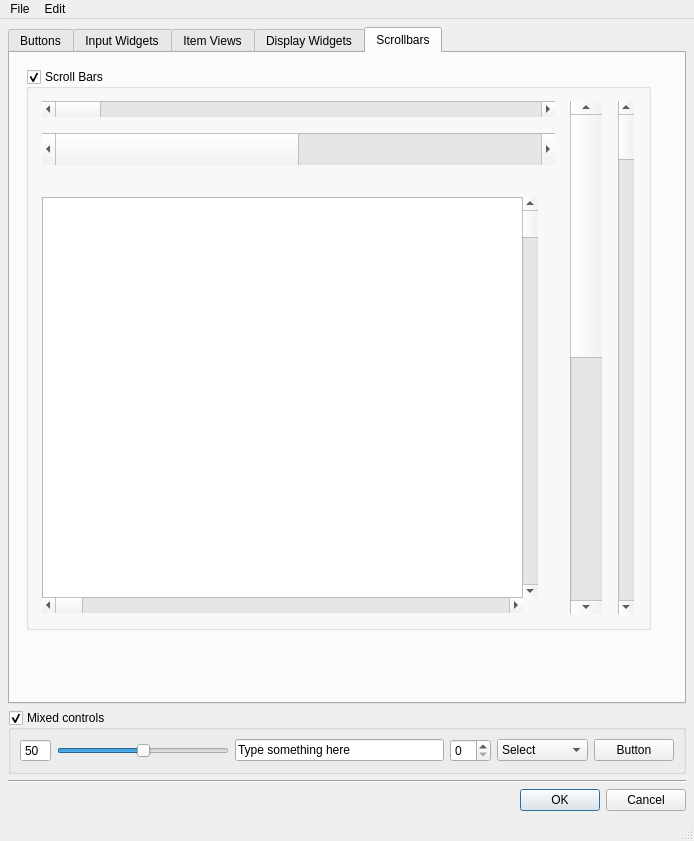
This is style_ui.ui in mjbonnington/uistyle as Qt 5 draws it before an edit. The edited form follows.
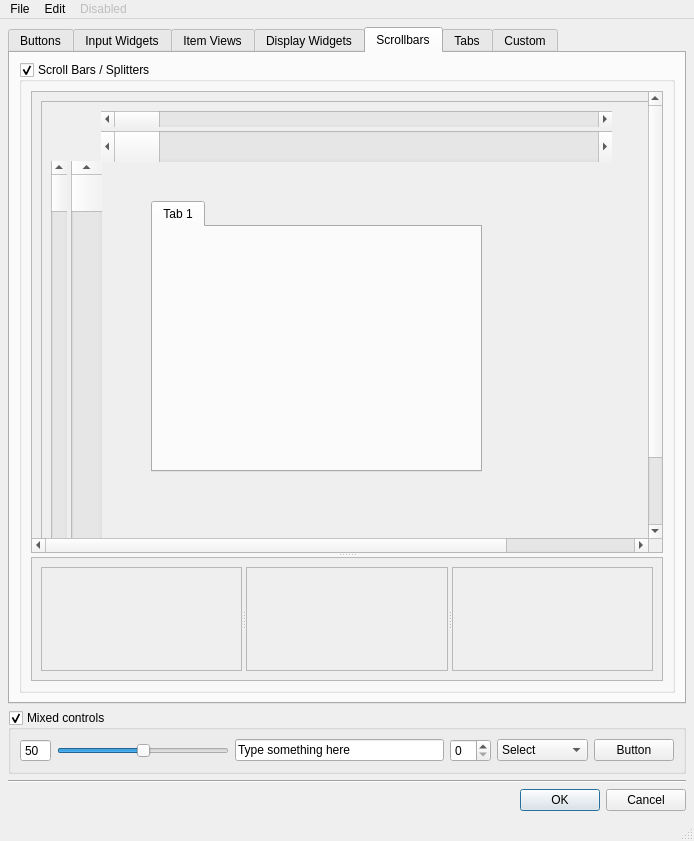
This is the edited form. The open tabs and pages were chosen to show the change.

Commit message: Added styles for different tab bar orientations.

Diff of the .ui file:
```diff
--- a/style_ui.ui
+++ b/style_ui.ui
@@ -1780,122 +1780,521 @@
        <attribute name="title">
         <string>Scrollbars</string>
        </attribute>
-       <widget class="QGroupBox" name="groupBox_8">
-        <property name="geometry">
-         <rect>
-          <x>16</x>
-          <y>16</y>
-          <width>625</width>
-          <height>561</height>
-         </rect>
-        </property>
-        <property name="title">
-         <string>Scroll Bars</string>
-        </property>
-        <property name="checkable">
-         <bool>true</bool>
-        </property>
-        <widget class="QScrollBar" name="horizontalScrollBar_3">
-         <property name="geometry">
-          <rect>
-           <x>16</x>
-           <y>64</y>
-           <width>513</width>
-           <height>32</height>
-          </rect>
-         </property>
-         <property name="maximum">
-          <number>10</number>
-         </property>
-         <property name="orientation">
-          <enum>Qt::Horizontal</enum>
-         </property>
-        </widget>
-        <widget class="QScrollBar" name="horizontalScrollBar_2">
-         <property name="geometry">
-          <rect>
-           <x>16</x>
-           <y>32</y>
-           <width>513</width>
-           <height>16</height>
-          </rect>
-         </property>
-         <property name="orientation">
-          <enum>Qt::Horizontal</enum>
-         </property>
-        </widget>
-        <widget class="QScrollBar" name="verticalScrollBar_3">
-         <property name="geometry">
-          <rect>
-           <x>544</x>
-           <y>32</y>
-           <width>32</width>
-           <height>513</height>
-          </rect>
-         </property>
-         <property name="maximum">
-          <number>10</number>
-         </property>
-         <property name="orientation">
-          <enum>Qt::Vertical</enum>
-         </property>
-        </widget>
-        <widget class="QScrollBar" name="verticalScrollBar_2">
-         <property name="geometry">
-          <rect>
-           <x>592</x>
-           <y>32</y>
-           <width>16</width>
-           <height>513</height>
-          </rect>
-         </property>
-         <property name="orientation">
-          <enum>Qt::Vertical</enum>
-         </property>
-        </widget>
-        <widget class="QTextBrowser" name="textBrowser_2">
-         <property name="geometry">
-          <rect>
-           <x>16</x>
-           <y>128</y>
-           <width>481</width>
-           <height>401</height>
-          </rect>
-         </property>
-        </widget>
-        <widget class="QScrollBar" name="verticalScrollBar">
-         <property name="geometry">
-          <rect>
-           <x>496</x>
-           <y>128</y>
-           <width>16</width>
-           <height>401</height>
-          </rect>
-         </property>
-         <property name="maximum">
-          <number>400</number>
-         </property>
-         <property name="orientation">
-          <enum>Qt::Vertical</enum>
-         </property>
-        </widget>
-        <widget class="QScrollBar" name="horizontalScrollBar">
-         <property name="geometry">
-          <rect>
-           <x>16</x>
-           <y>528</y>
-           <width>481</width>
-           <height>16</height>
-          </rect>
-         </property>
-         <property name="maximum">
-          <number>400</number>
-         </property>
-         <property name="orientation">
-          <enum>Qt::Horizontal</enum>
-         </property>
-        </widget>
-       </widget>
+       <layout class="QVBoxLayout" name="verticalLayout_14">
+        <item>
+         <widget class="QGroupBox" name="groupBox_8">
+          <property name="title">
+           <string>Scroll Bars / Splitters</string>
+          </property>
+          <property name="checkable">
+           <bool>true</bool>
+          </property>
+          <layout class="QVBoxLayout" name="verticalLayout_15">
+           <item>
+            <widget class="QSplitter" name="splitter">
+             <property name="orientation">
+              <enum>Qt::Vertical</enum>
+             </property>
+             <widget class="QScrollArea" name="scrollArea">
+              <property name="widgetResizable">
+               <bool>true</bool>
+              </property>
+              <widget class="QWidget" name="scrollAreaWidgetContents">
+               <property name="geometry">
+                <rect>
+                 <x>0</x>
+                 <y>0</y>
+                 <width>786</width>
+                 <height>530</height>
+                </rect>
+               </property>
+               <layout class="QVBoxLayout" name="verticalLayout_16">
+                <item>
+                 <widget class="QFrame" name="frame_5">
+                  <property name="sizePolicy">
+                   <sizepolicy hsizetype="Fixed" vsizetype="Fixed">
+                    <horstretch>0</horstretch>
+                    <verstretch>0</verstretch>
+                   </sizepolicy>
+                  </property>
+                  <property name="minimumSize">
+                   <size>
+                    <width>768</width>
+                    <height>512</height>
+                   </size>
+                  </property>
+                  <property name="frameShape">
+                   <enum>QFrame::StyledPanel</enum>
+                  </property>
+                  <property name="frameShadow">
+                   <enum>QFrame::Raised</enum>
+                  </property>
+                  <widget class="QScrollBar" name="horizontalScrollBar">
+                   <property name="geometry">
+                    <rect>
+                     <x>60</x>
+                     <y>10</y>
+                     <width>511</width>
+                     <height>16</height>
+                    </rect>
+                   </property>
+                   <property name="orientation">
+                    <enum>Qt::Horizontal</enum>
+                   </property>
+                  </widget>
+                  <widget class="QScrollBar" name="horizontalScrollBar_2">
+                   <property name="geometry">
+                    <rect>
+                     <x>60</x>
+                     <y>30</y>
+                     <width>511</width>
+                     <height>31</height>
+                    </rect>
+                   </property>
+                   <property name="orientation">
+                    <enum>Qt::Horizontal</enum>
+                   </property>
+                  </widget>
+                  <widget class="QScrollBar" name="verticalScrollBar">
+                   <property name="geometry">
+                    <rect>
+                     <x>10</x>
+                     <y>60</y>
+                     <width>16</width>
+                     <height>431</height>
+                    </rect>
+                   </property>
+                   <property name="orientation">
+                    <enum>Qt::Vertical</enum>
+                   </property>
+                  </widget>
+                  <widget class="QScrollBar" name="verticalScrollBar_2">
+                   <property name="geometry">
+                    <rect>
+                     <x>30</x>
+                     <y>60</y>
+                     <width>31</width>
+                     <height>431</height>
+                    </rect>
+                   </property>
+                   <property name="orientation">
+                    <enum>Qt::Vertical</enum>
+                   </property>
+                  </widget>
+                  <widget class="QTabWidget" name="tabWidget_6">
+                   <property name="geometry">
+                    <rect>
+                     <x>110</x>
+                     <y>100</y>
+                     <width>331</width>
+                     <height>271</height>
+                    </rect>
+                   </property>
+                   <property name="currentIndex">
+                    <number>0</number>
+                   </property>
+                   <widget class="QWidget" name="tab_27">
+                    <attribute name="title">
+                     <string>Tab 1</string>
+                    </attribute>
+                   </widget>
+                  </widget>
+                 </widget>
+                </item>
+               </layout>
+              </widget>
+             </widget>
+             <widget class="QScrollArea" name="scrollArea_2">
+              <property name="widgetResizable">
+               <bool>true</bool>
+              </property>
+              <widget class="QWidget" name="scrollAreaWidgetContents_2">
+               <property name="geometry">
+                <rect>
+                 <x>0</x>
+                 <y>0</y>
+                 <width>598</width>
+                 <height>89</height>
+                </rect>
+               </property>
+               <layout class="QHBoxLayout" name="horizontalLayout_10">
+                <item>
+                 <widget class="QSplitter" name="splitter_2">
+                  <property name="orientation">
+                   <enum>Qt::Horizontal</enum>
+                  </property>
+                  <widget class="QScrollArea" name="scrollArea_3">
+                   <property name="widgetResizable">
+                    <bool>true</bool>
+                   </property>
+                   <widget class="QWidget" name="scrollAreaWidgetContents_3">
+                    <property name="geometry">
+                     <rect>
+                      <x>0</x>
+                      <y>0</y>
+                      <width>188</width>
+                      <height>69</height>
+                     </rect>
+                    </property>
+                   </widget>
+                  </widget>
+                  <widget class="QScrollArea" name="scrollArea_4">
+                   <property name="widgetResizable">
+                    <bool>true</bool>
+                   </property>
+                   <widget class="QWidget" name="scrollAreaWidgetContents_4">
+                    <property name="geometry">
+                     <rect>
+                      <x>0</x>
+                      <y>0</y>
+                      <width>188</width>
+                      <height>69</height>
+                     </rect>
+                    </property>
+                   </widget>
+                  </widget>
+                  <widget class="QScrollArea" name="scrollArea_5">
+                   <property name="widgetResizable">
+                    <bool>true</bool>
+                   </property>
+                   <widget class="QWidget" name="scrollAreaWidgetContents_5">
+                    <property name="geometry">
+                     <rect>
+                      <x>0</x>
+                      <y>0</y>
+                      <width>188</width>
+                      <height>69</height>
+                     </rect>
+                    </property>
+                   </widget>
+                  </widget>
+                 </widget>
+                </item>
+               </layout>
+              </widget>
+             </widget>
+            </widget>
+           </item>
+          </layout>
+         </widget>
+        </item>
+       </layout>
+      </widget>
+      <widget class="QWidget" name="tab_6">
+       <attribute name="title">
+        <string>Tabs</string>
+       </attribute>
+       <layout class="QGridLayout" name="gridLayout_2">
+        <item row="1" column="0">
+         <widget class="QGroupBox" name="groupBox_13">
+          <property name="title">
+           <string>Tab layouts</string>
+          </property>
+          <property name="checkable">
+           <bool>true</bool>
+          </property>
+          <layout class="QVBoxLayout" name="verticalLayout_17">
+           <item>
+            <widget class="QSplitter" name="splitter_3">
+             <property name="orientation">
+              <enum>Qt::Vertical</enum>
+             </property>
+             <widget class="QFrame" name="frame_6">
+              <property name="frameShape">
+               <enum>QFrame::NoFrame</enum>
+              </property>
+              <property name="frameShadow">
+               <enum>QFrame::Plain</enum>
+              </property>
+              <property name="lineWidth">
+               <number>0</number>
+              </property>
+              <layout class="QHBoxLayout" name="horizontalLayout_11">
+               <property name="leftMargin">
+                <number>0</number>
+               </property>
+               <property name="topMargin">
+                <number>0</number>
+               </property>
+               <property name="rightMargin">
+                <number>0</number>
+               </property>
+               <property name="bottomMargin">
+                <number>0</number>
+               </property>
+               <item>
+                <widget class="QTabWidget" name="tabWidget_2">
+                 <property name="statusTip">
+                  <string>Tab widget with west orientation</string>
+                 </property>
+                 <property name="tabPosition">
+                  <enum>QTabWidget::West</enum>
+                 </property>
+                 <property name="currentIndex">
+                  <number>0</number>
+                 </property>
+                 <widget class="QWidget" name="tab_7">
+                  <attribute name="title">
+                   <string>Tab 1</string>
+                  </attribute>
+                  <layout class="QVBoxLayout" name="verticalLayout_18">
+                   <item>
+                    <widget class="QLabel" name="label_2">
+                     <property name="text">
+                      <string>West</string>
+                     </property>
+                     <property name="alignment">
+                      <set>Qt::AlignLeading|Qt::AlignLeft|Qt::AlignTop</set>
+                     </property>
+                    </widget>
+                   </item>
+                  </layout>
+                 </widget>
+                 <widget class="QWidget" name="tab_8">
+                  <attribute name="title">
+                   <string>Tab 2</string>
+                  </attribute>
+                 </widget>
+                 <widget class="QWidget" name="tab_9">
+                  <attribute name="title">
+                   <string>Tab 3</string>
+                  </attribute>
+                 </widget>
+                 <widget class="QWidget" name="tab_10">
+                  <attribute name="title">
+                   <string>Tab 4</string>
+                  </attribute>
+                 </widget>
+                 <widget class="QWidget" name="tab_11">
+                  <attribute name="title">
+                   <string>Tab 5</string>
+                  </attribute>
+                 </widget>
+                </widget>
+               </item>
+               <item>
+                <widget class="QTabWidget" name="tabWidget_3">
+                 <property name="statusTip">
+                  <string>Tab widget with east orientation</string>
+                 </property>
+                 <property name="tabPosition">
+                  <enum>QTabWidget::East</enum>
+                 </property>
+                 <property name="currentIndex">
+                  <number>0</number>
+                 </property>
+                 <widget class="QWidget" name="tab_12">
+                  <attribute name="title">
+                   <string>Tab 1</string>
+                  </attribute>
+                  <layout class="QVBoxLayout" name="verticalLayout_19">
+                   <item>
+                    <widget class="QLabel" name="label">
+                     <property name="text">
+                      <string>East</string>
+                     </property>
+                     <property name="alignment">
+                      <set>Qt::AlignRight|Qt::AlignTop|Qt::AlignTrailing</set>
+                     </property>
+                    </widget>
+                   </item>
+                  </layout>
+                 </widget>
+                 <widget class="QWidget" name="tab_13">
+                  <attribute name="title">
+                   <string>Tab 2</string>
+                  </attribute>
+                 </widget>
+                 <widget class="QWidget" name="tab_14">
+                  <attribute name="title">
+                   <string>Tab 3</string>
+                  </attribute>
+                 </widget>
+                 <widget class="QWidget" name="tab_15">
+                  <attribute name="title">
+                   <string>Tab 4</string>
+                  </attribute>
+                 </widget>
+                 <widget class="QWidget" name="tab_16">
+                  <attribute name="title">
+                   <string>Tab 5</string>
+                  </attribute>
+                 </widget>
+                </widget>
+               </item>
+              </layout>
+             </widget>
+             <widget class="QFrame" name="frame_7">
+              <property name="frameShape">
+               <enum>QFrame::NoFrame</enum>
+              </property>
+              <property name="frameShadow">
+               <enum>QFrame::Plain</enum>
+              </property>
+              <property name="lineWidth">
+               <number>0</number>
+              </property>
+              <layout class="QHBoxLayout" name="horizontalLayout_12">
+               <property name="leftMargin">
+                <number>0</number>
+               </property>
+               <property name="topMargin">
+                <number>0</number>
+               </property>
+               <property name="rightMargin">
+                <number>0</number>
+               </property>
+               <property name="bottomMargin">
+                <number>0</number>
+               </property>
+               <item>
+                <widget class="QSplitter" name="splitter_4">
+                 <property name="orientation">
+                  <enum>Qt::Horizontal</enum>
+                 </property>
+                 <widget class="QTabWidget" name="tabWidget_4">
+                  <property name="statusTip">
+                   <string>Tab widget with south orientation</string>
+                  </property>
+                  <property name="tabPosition">
+                   <enum>QTabWidget::South</enum>
+                  </property>
+                  <property name="currentIndex">
+                   <number>0</number>
+                  </property>
+                  <widget class="QWidget" name="tab_17">
+                   <attribute name="title">
+                    <string>Tab 1</string>
+                   </attribute>
+                   <layout class="QVBoxLayout" name="verticalLayout_20">
+                    <item>
+                     <widget class="QLabel" name="label_3">
+                      <property name="text">
+                       <string>South</string>
+                      </property>
+                      <property name="alignment">
+                       <set>Qt::AlignBottom|Qt::AlignLeading|Qt::AlignLeft</set>
+                      </property>
+                     </widget>
+                    </item>
+                   </layout>
+                  </widget>
+                  <widget class="QWidget" name="tab_18">
+                   <attribute name="title">
+                    <string>Tab 2</string>
+                   </attribute>
+                  </widget>
+                  <widget class="QWidget" name="tab_19">
+                   <attribute name="title">
+                    <string>Tab 3</string>
+                   </attribute>
+                  </widget>
+                  <widget class="QWidget" name="tab_20">
+                   <attribute name="title">
+                    <string>Tab 4</string>
+                   </attribute>
+                  </widget>
+                  <widget class="QWidget" name="tab_21">
+                   <attribute name="title">
+                    <string>Tab 5</string>
+                   </attribute>
+                  </widget>
+                 </widget>
+                 <widget class="QTabWidget" name="tabWidget_5">
+                  <property name="statusTip">
+                   <string>Tab widget with north orientation</string>
+                  </property>
+                  <property name="tabPosition">
+                   <enum>QTabWidget::North</enum>
+                  </property>
+                  <property name="currentIndex">
+                   <number>0</number>
+                  </property>
+                  <widget class="QWidget" name="tab_22">
+                   <attribute name="title">
+                    <string>Tab 1</string>
+                   </attribute>
+                   <layout class="QVBoxLayout" name="verticalLayout_21">
+                    <item>
+                     <widget class="QLabel" name="label_16">
+                      <property name="text">
+                       <string>North</string>
+                      </property>
+                      <property name="alignment">
+                       <set>Qt::AlignLeading|Qt::AlignLeft|Qt::AlignTop</set>
+                      </property>
+                     </widget>
+                    </item>
+                   </layout>
+                  </widget>
+                  <widget class="QWidget" name="tab_23">
+                   <attribute name="title">
+                    <string>Tab 2</string>
+                   </attribute>
+                  </widget>
+                  <widget class="QWidget" name="tab_24">
+                   <attribute name="title">
+                    <string>Tab 3</string>
+                   </attribute>
+                  </widget>
+                  <widget class="QWidget" name="tab_25">
+                   <attribute name="title">
+                    <string>Tab 4</string>
+                   </attribute>
+                  </widget>
+                  <widget class="QWidget" name="tab_26">
+                   <attribute name="title">
+                    <string>Tab 5</string>
+                   </attribute>
+                  </widget>
+                 </widget>
+                </widget>
+               </item>
+              </layout>
+             </widget>
+            </widget>
+           </item>
+          </layout>
+         </widget>
+        </item>
+       </layout>
+      </widget>
+      <widget class="QWidget" name="tab_28">
+       <attribute name="title">
+        <string>Custom</string>
+       </attribute>
+       <layout class="QVBoxLayout" name="verticalLayout_22">
+        <item>
+         <widget class="QGroupBox" name="groupBox_17">
+          <property name="title">
+           <string>Expandable</string>
+          </property>
+          <property name="expandable" stdset="0">
+           <bool>true</bool>
+          </property>
+         </widget>
+        </item>
+        <item>
+         <widget class="QGroupBox" name="groupBox_18">
+          <property name="title">
+           <string>GroupBox</string>
+          </property>
+          <property name="expandable" stdset="0">
+           <bool>true</bool>
+          </property>
+         </widget>
+        </item>
+        <item>
+         <widget class="QGroupBox" name="groupBox_19">
+          <property name="title">
+           <string>Rollout</string>
+          </property>
+          <property name="expandable" stdset="0">
+           <bool>true</bool>
+          </property>
+         </widget>
+        </item>
+       </layout>
       </widget>
      </widget>
     </item>
@@ -2083,8 +2482,19 @@
     <addaction name="actionTest_2"/>
     <addaction name="actionMenu_2"/>
    </widget>
+   <widget class="QMenu" name="menuDisabled">
+    <property name="enabled">
+     <bool>false</bool>
+    </property>
+    <property name="title">
+     <string>Disabled</string>
+    </property>
+    <addaction name="actionDisabled_menu_1"/>
+    <addaction name="actionDisabled_Menu_2"/>
+   </widget>
    <addaction name="menuFile"/>
    <addaction name="menuEdit"/>
+   <addaction name="menuDisabled"/>
   </widget>
   <widget class="QStatusBar" name="statusbar"/>
   <action name="actionMenu">
```
Left out of the diff: 72 changed lines with no effect on the pictures. The commit also changes 2 other files.
